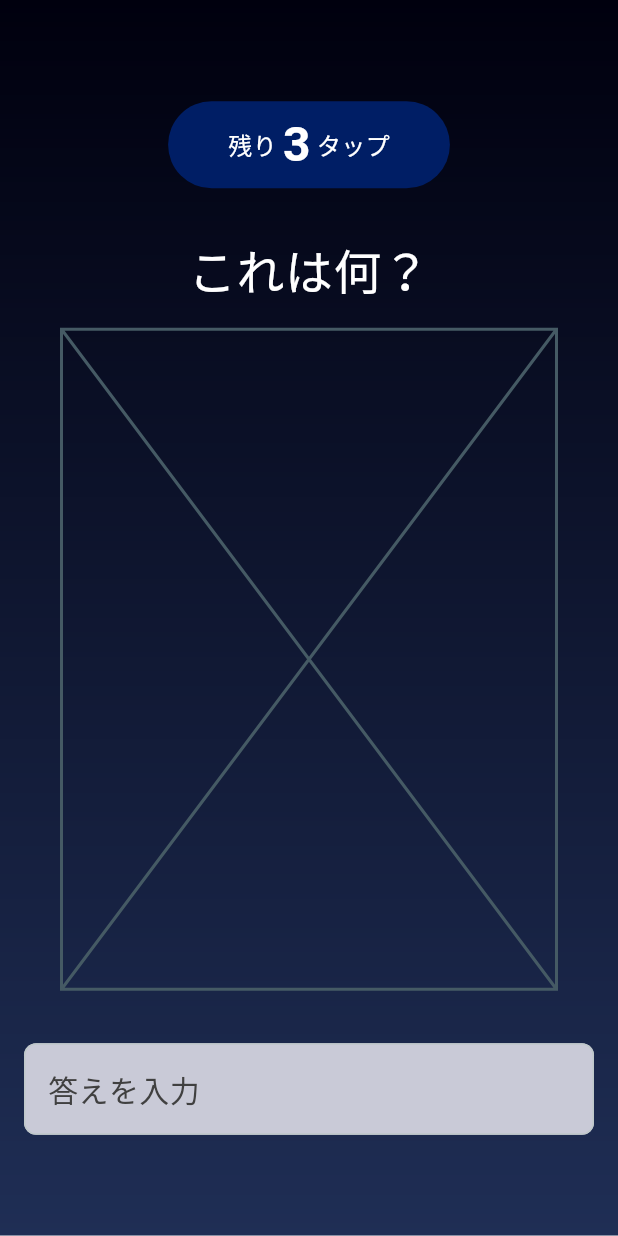
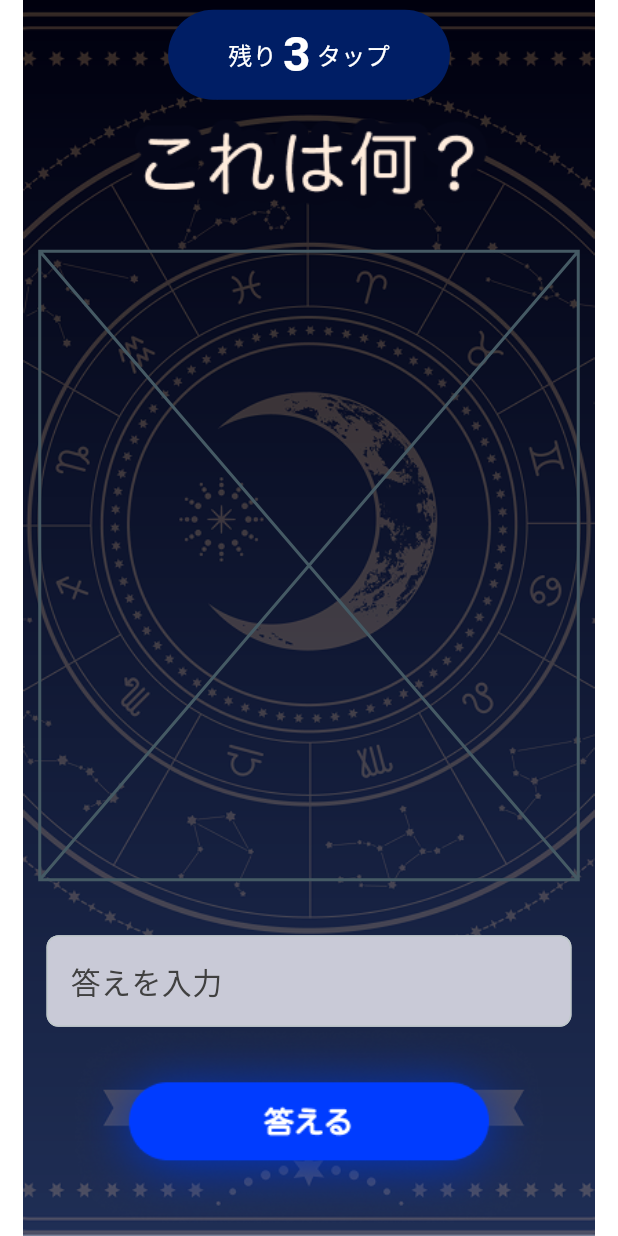
Before and after one commit to MIYAMOTO0610/galleria_ai_hackathon_2025, a Flutter app: the GamePage screen opened directly, on a phone screen of 412 x 824 dp. Run offline on Flutter 3.47's test engine with Material 3 defaults, Android fonts, the phone set to English and light mode, and no system bars; our stand-ins replace flutter_riverpod; Roboto replaces fonts that are missing (Hiragino Maru Gothic ProN).

Commit message:
feat: ゲーム画面

```diff
--- a/lib/gen/assets.gen.dart
+++ b/lib/gen/assets.gen.dart
@@ -17,11 +17,33 @@ class $AssetsImagesGen {
   /// File path: assets/images/bg.png
   AssetGenImage get bg => const AssetGenImage('assets/images/bg.png');
 
+  /// Directory path: assets/images/game
+  $AssetsImagesGameGen get game => const $AssetsImagesGameGen();
+
   /// Directory path: assets/images/home
   $AssetsImagesHomeGen get home => const $AssetsImagesHomeGen();
 
   /// List of all assets
   List<AssetGenImage> get values => [bg];
+}
+
+class $AssetsImagesGameGen {
+  const $AssetsImagesGameGen();
+
+  /// File path: assets/images/game/answer_button.png
+  AssetGenImage get answerButton =>
+      const AssetGenImage('assets/images/game/answer_button.png');
+
+  /// File path: assets/images/game/frame.png
+  AssetGenImage get frame =>
+      const AssetGenImage('assets/images/game/frame.png');
+
+  /// File path: assets/images/game/question.png
+  AssetGenImage get question =>
+      const AssetGenImage('assets/images/game/question.png');
+
+  /// List of all assets
+  List<AssetGenImage> get values => [answerButton, frame, question];
 }
 
 class $AssetsImagesHomeGen {
--- a/lib/presentation/pages/game/game_page.dart
+++ b/lib/presentation/pages/game/game_page.dart
@@ -1,5 +1,6 @@
 import 'package:flutter/material.dart';
 import 'package:galleria_ai_hackathon_2025/common/extensions/context_extension.dart';
+import 'package:galleria_ai_hackathon_2025/gen/assets.gen.dart';
 import 'package:galleria_ai_hackathon_2025/presentation/widgets/app_scaffold.dart';
 
 class GamePage extends StatelessWidget {
@@ -7,17 +8,18 @@ class GamePage extends StatelessWidget {
 
   @override
   Widget build(BuildContext context) {
-    return const AppScaffold(
+    return AppScaffold(
       child: Column(
         mainAxisAlignment: MainAxisAlignment.center,
         children: [
           _CountDown(),
-          SizedBox(height: 32),
+          SizedBox(height: 8),
           _Question(),
-          SizedBox(height: 16),
+          SizedBox(height: 24),
           _Image(),
-          SizedBox(height: 36),
-          _Answer(),
+          const SizedBox(height: 37),
+          _AnswerField(),
+          _AnswerButton(),
         ],
       ),
     );
@@ -30,6 +32,7 @@ class _CountDown extends StatelessWidget {
   @override
   Widget build(BuildContext context) {
     return Container(
+      height: 60,
       padding: const EdgeInsets.symmetric(horizontal: 40, vertical: 6),
       decoration: BoxDecoration(
         color: const Color(0xFF001E65),
@@ -60,13 +63,7 @@ class _Question extends StatelessWidget {
 
   @override
   Widget build(BuildContext context) {
-    return Text(
-      'これは何？',
-      style: context.text.bodyMedium?.copyWith(
-        fontWeight: FontWeight.w400,
-        fontSize: 32,
-      ),
-    );
+    return Assets.images.game.question.image(width: 238, height: 69);
   }
 }
 
@@ -75,16 +72,18 @@ class _Image extends StatelessWidget {
 
   @override
   Widget build(BuildContext context) {
-    return SizedBox(width: 330, height: 440, child: Placeholder());
+    return SizedBox(width: 359, height: 419, child: Placeholder());
   }
 }
 
-class _Answer extends StatelessWidget {
-  const _Answer();
+class _AnswerField extends StatelessWidget {
+  const _AnswerField();
 
   @override
   Widget build(BuildContext context) {
     return Container(
+      width: 382,
+      height: 62,
       padding: const EdgeInsets.symmetric(horizontal: 16),
       child: TextField(
         decoration: InputDecoration(
@@ -102,3 +101,17 @@ class _Answer extends StatelessWidget {
     );
   }
 }
+
+class _AnswerButton extends StatelessWidget {
+  const _AnswerButton();
+
+  @override
+  Widget build(BuildContext context) {
+    return GestureDetector(
+      onTap: () {}, // TODO
+      child: SizedBox(
+        child: Assets.images.game.answerButton.image(fit: BoxFit.cover),
+      ),
+    );
+  }
+}
--- a/pubspec.yaml
+++ b/pubspec.yaml
@@ -30,3 +30,4 @@ flutter:
   assets:
     - assets/images/
     - assets/images/home/
+    - assets/images/game/
```
Also changed, not shown: assets/images/bg.png, assets/images/game/answer_button.png (added), assets/images/game/frame.png (added), assets/images/game/question.png (added).
